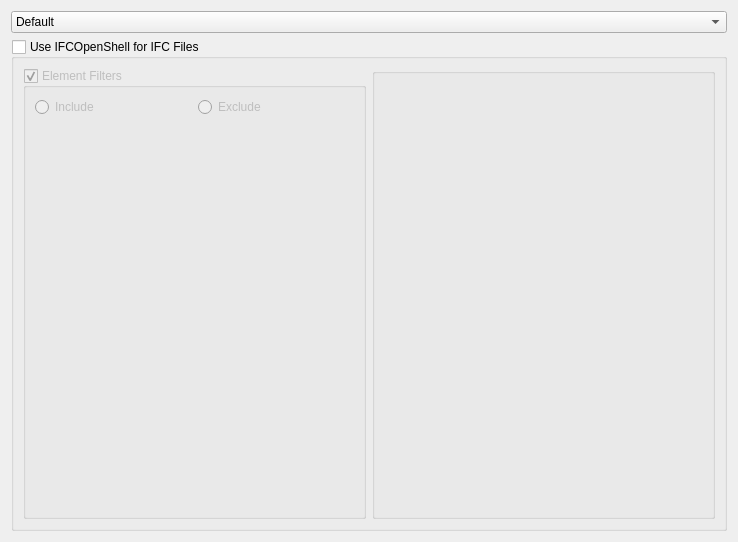
The window that forms/repo_widget_flags_ifc.ui (3drepo/3drepogui) describes before a commit, drawn with Qt 5.
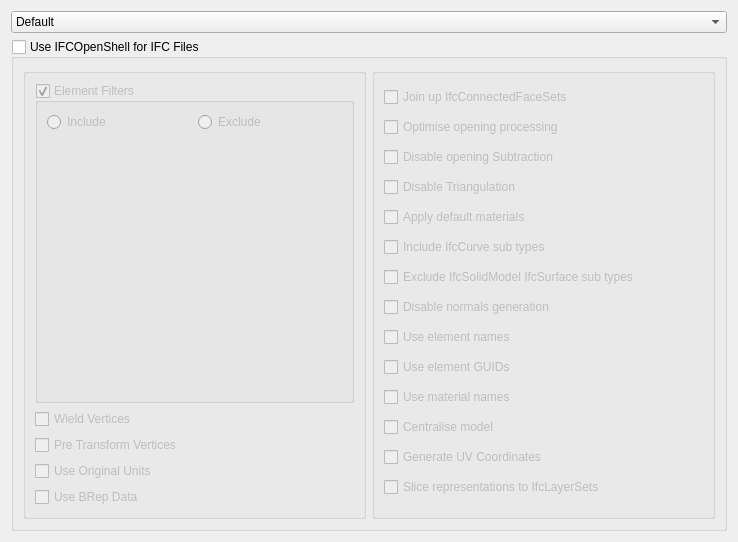
The same window after the commit. Custom widgets are drawn as their Qt base class.

Commit message: #191 add more ifcopen shell option support

```diff
--- a/forms/repo_widget_flags_ifc.ui
+++ b/forms/repo_widget_flags_ifc.ui
@@ -62,6 +62,18 @@
      </property>
      <layout class="QHBoxLayout" name="horizontalLayout">
       <item>
+       <widget class="QGroupBox" name="groupBox">
+        <property name="enabled">
+         <bool>true</bool>
+        </property>
+        <property name="title">
+         <string/>
+        </property>
+        <property name="flat">
+         <bool>false</bool>
+        </property>
+        <layout class="QVBoxLayout" name="verticalLayout_2">
+         <item>
        <widget class="QGroupBox" name="ElementFilteringGroupBox">
         <property name="title">
          <string>Element Filters</string>
@@ -95,13 +107,147 @@
        </widget>
       </item>
       <item>
-       <widget class="QGroupBox" name="groupBox">
+          <widget class="QCheckBox" name="wieldVerticesCheckBox">
+           <property name="text">
+            <string>Wield Vertices</string>
+           </property>
+          </widget>
+         </item>
+         <item>
+          <widget class="QCheckBox" name="useWorldCoordCeckBox">
+           <property name="text">
+            <string>Pre Transform Vertices</string>
+           </property>
+          </widget>
+         </item>
+         <item>
+          <widget class="QCheckBox" name="convertUnitsCheckBox">
+           <property name="text">
+            <string>Use Original Units</string>
+           </property>
+          </widget>
+         </item>
+         <item>
+          <widget class="QCheckBox" name="useBRepCheckBox">
+           <property name="text">
+            <string>Use BRep Data</string>
+           </property>
+          </widget>
+         </item>
+        </layout>
+       </widget>
+      </item>
+      <item>
+       <widget class="QGroupBox" name="groupBox_2">
         <property name="enabled">
          <bool>true</bool>
         </property>
         <property name="title">
          <string/>
         </property>
+        <layout class="QVBoxLayout" name="verticalLayout_3">
+         <item>
+          <widget class="QCheckBox" name="sewShellsCheckBox">
+           <property name="text">
+            <string>Join up IfcConnectedFaceSets</string>
+           </property>
+          </widget>
+         </item>
+         <item>
+          <widget class="QCheckBox" name="fasterBooleansCheckBox">
+           <property name="text">
+            <string>Optimise opening processing</string>
+           </property>
+          </widget>
+         </item>
+         <item>
+          <widget class="QCheckBox" name="disableOpeningSubCheckBox">
+           <property name="text">
+            <string>Disable opening Subtraction</string>
+           </property>
+          </widget>
+         </item>
+         <item>
+          <widget class="QCheckBox" name="NoTriangulationCheckBox">
+           <property name="text">
+            <string>Disable Triangulation</string>
+           </property>
+          </widget>
+         </item>
+         <item>
+          <widget class="QCheckBox" name="applyDefaultCheckBox">
+           <property name="text">
+            <string>Apply default materials</string>
+           </property>
+          </widget>
+         </item>
+         <item>
+          <widget class="QCheckBox" name="includeCurvesCheckBox">
+           <property name="enabled">
+            <bool>true</bool>
+           </property>
+           <property name="text">
+            <string>Include IfcCurve sub types</string>
+           </property>
+          </widget>
+         </item>
+         <item>
+          <widget class="QCheckBox" name="noSolidsSurfacesCheckBox">
+           <property name="text">
+            <string>Exclude IfcSolidModel IfcSurface sub types</string>
+           </property>
+          </widget>
+         </item>
+         <item>
+          <widget class="QCheckBox" name="noNormalsCheckBox">
+           <property name="text">
+            <string>Disable normals generation</string>
+           </property>
+          </widget>
+         </item>
+         <item>
+          <widget class="QCheckBox" name="useElementNamesCheckBox">
+           <property name="text">
+            <string>Use element names</string>
+           </property>
+          </widget>
+         </item>
+         <item>
+          <widget class="QCheckBox" name="useElementGUIDCheckBox">
+           <property name="text">
+            <string>Use element GUIDs</string>
+           </property>
+          </widget>
+         </item>
+         <item>
+          <widget class="QCheckBox" name="useMatNamesCheckBox">
+           <property name="text">
+            <string>Use material names</string>
+           </property>
+          </widget>
+         </item>
+         <item>
+          <widget class="QCheckBox" name="centralModelCheckBox">
+           <property name="text">
+            <string>Centralise model</string>
+           </property>
+          </widget>
+         </item>
+         <item>
+          <widget class="QCheckBox" name="genUVCheckBox">
+           <property name="text">
+            <string>Generate UV Coordinates</string>
+           </property>
+          </widget>
+         </item>
+         <item>
+          <widget class="QCheckBox" name="applyLayerSetsCheckBox">
+           <property name="text">
+            <string>Slice representations to IfcLayerSets</string>
+           </property>
+          </widget>
+         </item>
+        </layout>
        </widget>
       </item>
      </layout>
```
Lines whose indentation alone changed are shown as unchanged. The commit also changes 2 other files.
